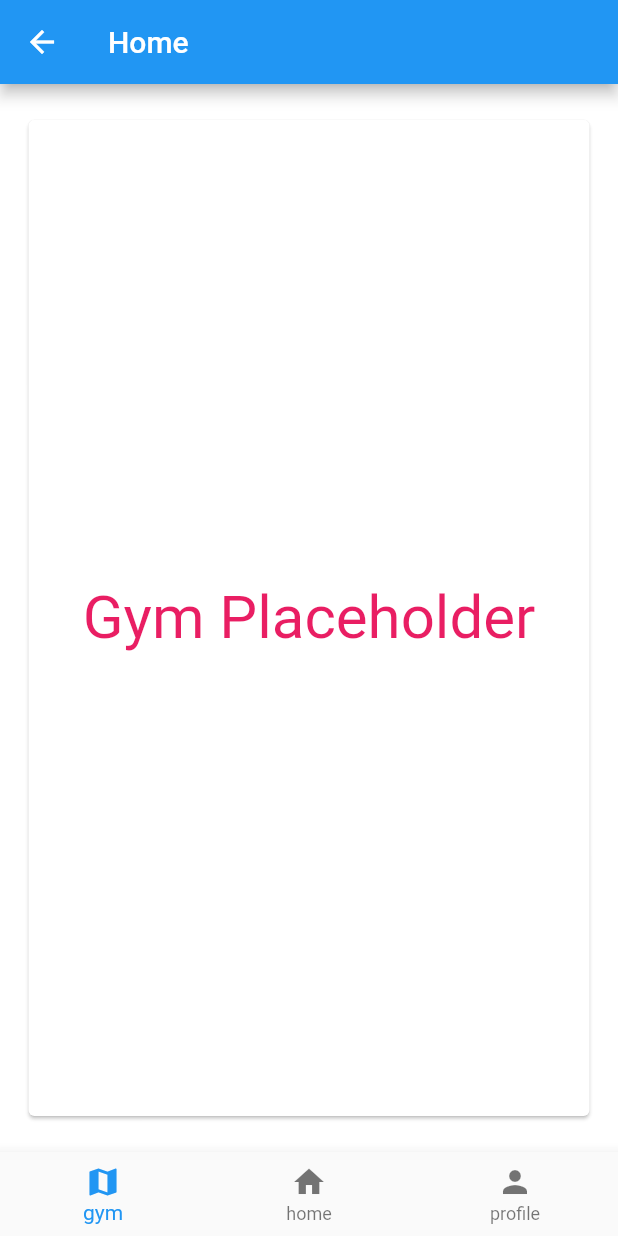
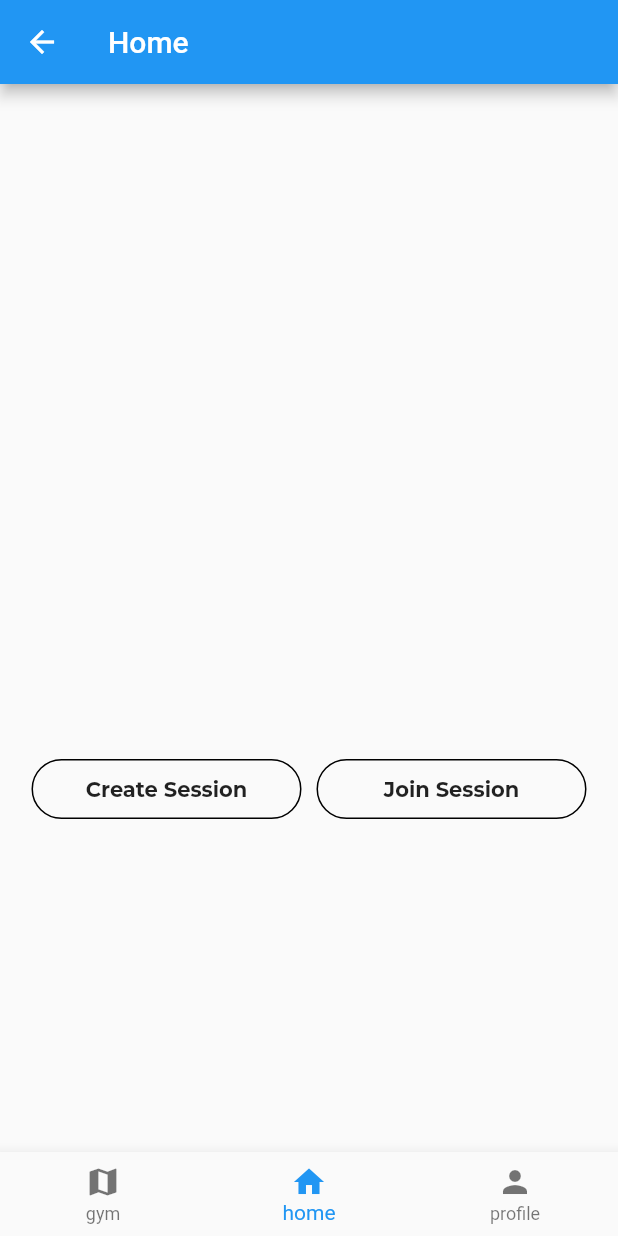
Before and after one commit to ppchick/6pm, a Flutter app: the HomePage screen opened by its route, on a phone screen of 412 x 824 dp. Run offline on Flutter 3.47's test engine with Material 2 defaults, Android fonts, the phone set to English and light mode, and no system bars; missing offline and left inert: flutter_cupertino_date_picker; project files that could hold a hidden picture were left out.

Commit message:
Create session widget (create and join session buttons)

```diff
--- a/sixpm_gym/lib/main.dart
+++ b/sixpm_gym/lib/main.dart
@@ -16,6 +16,8 @@ class MyApp extends StatelessWidget {
         '/signup': (BuildContext context) => new SignupPage(),
         '/homepage': (BuildContext context) => new HomePage(),
         '/signup2': (BuildContext context) => new SignupPage2(),
+        //'/createSession': (BuildContext context) => new createSessionPage(),
+        //'/joinSession': (BuildContext context) => new joinSessionPage(),
       },
       home: new WelcomePage(),
     );
--- a/sixpm_gym/lib/pages/home.dart
+++ b/sixpm_gym/lib/pages/home.dart
@@ -11,10 +11,10 @@ class HomePage extends StatefulWidget {
 }
 
 class _HomePageState extends State<HomePage> {
-  int _currentIndex = 0;
+  int _currentIndex = 1;
   final List<Widget> _children = [
     gym_placeholder,
-    session_placeholder,
+    session,
     profile_placeholder,
   ];
 
--- a/sixpm_gym/lib/pages/session/session.dart
+++ b/sixpm_gym/lib/pages/session/session.dart
@@ -1,5 +1,5 @@
 import 'package:flutter/material.dart';
-import '../widgets/placeholder.dart';
+import '../widgets/sessionWidget.dart';
 
-final PlaceholderWidget session_placeholder =
-    new PlaceholderWidget(Colors.indigo, 'Session Placeholder');
+final StatelessWidget session =
+    new SessionWidget();
--- /dev/null
+++ b/sixpm_gym/lib/pages/widgets/sessionWidget.dart
@@ -0,0 +1,83 @@
+import 'package:flutter/material.dart';
+
+class SessionWidget extends StatelessWidget {
+  SessionWidget();
+
+  @override
+  Widget build(BuildContext context) {
+    return new Scaffold(
+        resizeToAvoidBottomPadding: false,
+        body: Column(
+          crossAxisAlignment: CrossAxisAlignment.start,
+          children: <Widget>[
+            SizedBox(height: 450.0), //NOTE Replace this with good morning/afternoon/evening + exercised for X hours + list of current sessions
+            Row(
+              mainAxisAlignment: MainAxisAlignment.center,
+              children: <Widget>[
+                // NOTE Create Session Button
+                Container(
+                        height: 40.0,
+                        width: 180.0,
+                        color: Colors.transparent,
+                        child: Container(
+                          decoration: BoxDecoration(
+                              border: Border.all(
+                                  color: Colors.black,
+                                  style: BorderStyle.solid,
+                                  width: 1.0),
+                              color: Colors.transparent,
+                              borderRadius: BorderRadius.circular(20.0)),
+                          child: InkWell(
+                            onTap: () {
+                              print('[Create Session] Pressed');
+                              Navigator.of(context).pushNamed('/createSession');
+                            },
+                            child: Center(
+                              child: Text(
+                                'Create Session',
+                                style: TextStyle(
+                                  fontWeight: FontWeight.bold,
+                                  fontFamily: 'Montserrat',
+                                ),
+                              ),
+                            ),
+                          ),
+                        ),
+                      ),
+                SizedBox(width: 10.0),
+                // NOTE Join Session Button
+                Container(
+                        height: 40.0,
+                        width: 180.0,
+                        color: Colors.transparent,
+                        child: Container(
+                          decoration: BoxDecoration(
+                              border: Border.all(
+                                  color: Colors.black,
+                                  style: BorderStyle.solid,
+                                  width: 1.0),
+                              color: Colors.transparent,
+                              borderRadius: BorderRadius.circular(20.0)),
+                          child: InkWell(
+                            onTap: () {
+                              print('[Join Session] Pressed');
+                              Navigator.of(context).pushNamed('/joinSession');
+                            },
+                            child: Center(
+                              child: Text(
+                                'Join Session',
+                                style: TextStyle(
+                                  fontWeight: FontWeight.bold,
+                                  fontFamily: 'Montserrat',
+                                ),
+                              ),
+                            ),
+                          ),
+                        ),
+                      ),
+              ],
+            ),
+          ],
+        ));
+  }
+}
```
Also changed, not shown: sixpm_gym/lib/pages/session/createSession.dart (added), sixpm_gym/lib/pages/session/joinSession.dart (added), sixpm_gym/pubspec.lock.
